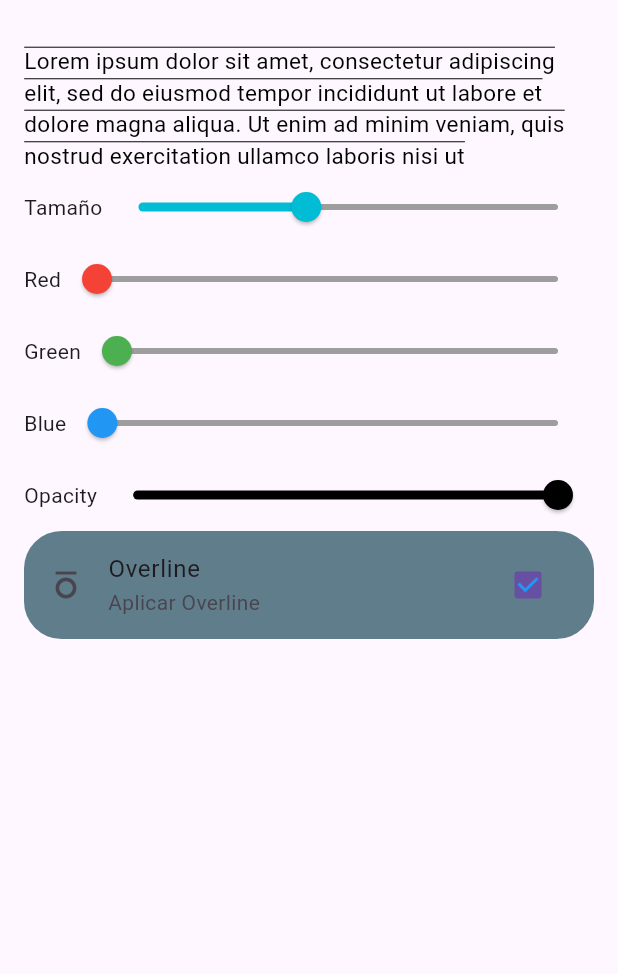
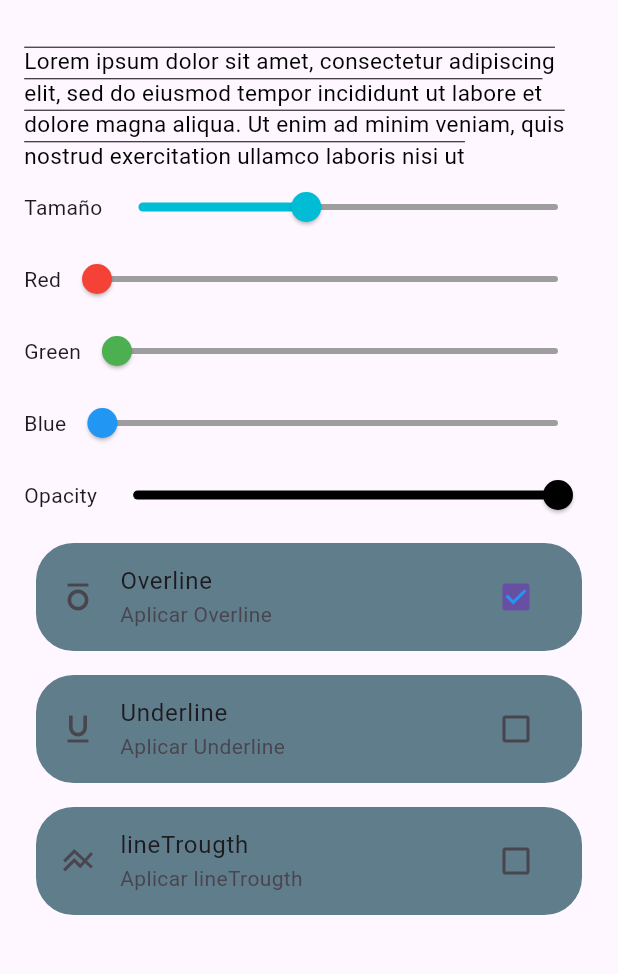
Before and after one commit to fr4nsgallegos/imcappg12, a Flutter app: the screen it shows after launch, after a tap on "Overline", on a phone screen of 412 x 824 dp, the part 63-1037 px from its top. Run offline on Flutter 3.47's test engine with Material 3 defaults, Android fonts, the phone set to English and light mode, and no system bars.

Commit message:
aplicando estilos desde chekbox de manera dinámica

```diff
--- a/lib/pages/home_page.dart
+++ b/lib/pages/home_page.dart
@@ -11,7 +11,32 @@ class _HomePageState extends State<HomePage> {
   bool? isChecked = false;
   double fontSize = 15;
 
-  bool isOverline = false;
+  bool isOverline = false, isUnderline = false, isLineThrough = false;
+
+  Widget buildTextDecorationCheck(
+    String title,
+    bool value,
+    IconData icondata,
+    Function(bool) onChangedFunction,
+  ) {
+    return Padding(
+      padding: const EdgeInsets.all(8.0),
+      child: CheckboxListTile(
+        shape: RoundedRectangleBorder(borderRadius: BorderRadius.circular(25)),
+        title: Text(title),
+        subtitle: Text("Aplicar $title"),
+        secondary: Icon(icondata),
+        checkColor: Colors.blue,
+        tileColor: Colors.blueGrey,
+        value: value,
+        onChanged: (bool? mandarina) {
+          onChangedFunction(mandarina!);
+          setState(() {});
+          // print(isChecked);
+        },
+      ),
+    );
+  }
 
   Widget buildSliderRow(
     double variable,
@@ -70,8 +95,17 @@ class _HomePageState extends State<HomePage> {
                   blue.toInt(),
                   opacity,
                 ),
-                decoration:
-                    isOverline ? TextDecoration.overline : TextDecoration.none,
+                decoration: TextDecoration.combine([
+                  if (isUnderline) TextDecoration.underline,
+                  if (isOverline) TextDecoration.overline,
+                  if (isLineThrough) TextDecoration.lineThrough,
+                ]),
+                // TextDecoration.combine([
+                //   TextDecoration.lineThrough,
+                //   TextDecoration.overline,
+                //   TextDecoration.underline,
+                // ]),
+                // isOverline ? TextDecoration.overline : TextDecoration.none,
               ),
             ),
             buildSliderRow(fontSize, "Tamaño", "t", Colors.cyan, (val) {
@@ -89,21 +123,28 @@ class _HomePageState extends State<HomePage> {
             buildSliderRow(opacity, "Opacity", "o", Colors.black, (val) {
               opacity = val;
             }),
-
-            CheckboxListTile(
-              shape: RoundedRectangleBorder(
-                borderRadius: BorderRadius.circular(25),
-              ),
-              title: Text("Overline"),
-              subtitle: Text("Aplicar Overline"),
-              secondary: Icon(Icons.format_overline),
-              checkColor: Colors.blue,
-              tileColor: Colors.blueGrey,
-              value: isOverline,
-              onChanged: (bool? mandarina) {
-                isOverline = mandarina ?? false;
-                // print(isChecked);
-                setState(() {});
+            buildTextDecorationCheck(
+              "Overline",
+              isOverline,
+              Icons.format_overline,
+              (val) {
+                isOverline = val;
+              },
+            ),
+            buildTextDecorationCheck(
+              "Underline",
+              isUnderline,
+              Icons.format_underline,
+              (val) {
+                isUnderline = val;
+              },
+            ),
+            buildTextDecorationCheck(
+              "lineTrougth",
+              isLineThrough,
+              Icons.line_axis,
+              (val) {
+                isLineThrough = val;
               },
             ),
           ],
```
